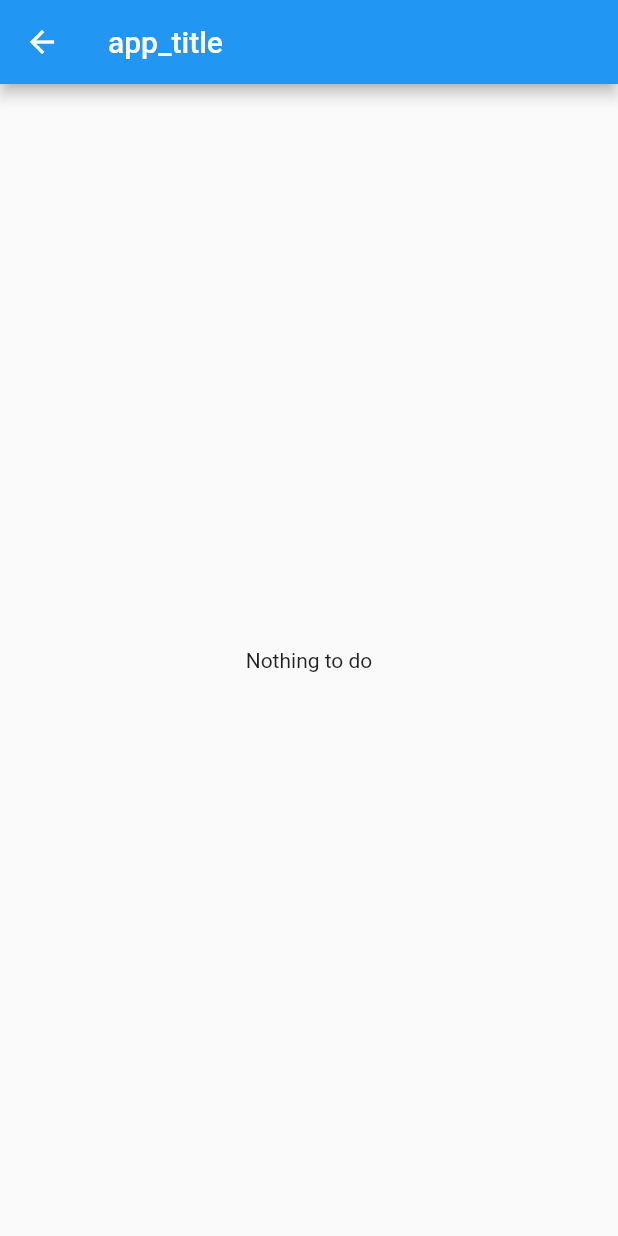
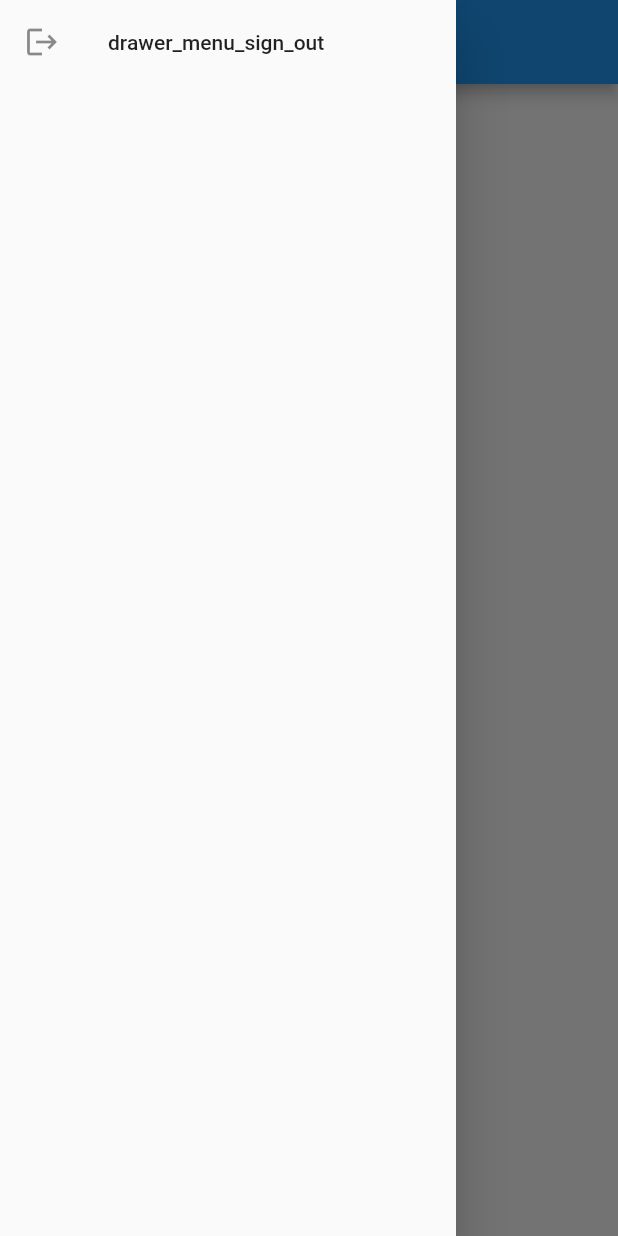
Before and after one commit to breezjw/ybcb_language, a Flutter app: the screen it shows once a user with an empty profile is signed in, with the side drawer open (before the commit the screen has no drawer), on a phone screen of 412 x 824 dp. Run offline on Flutter 3.47's test engine with Material 2 defaults, Android fonts, the light colour scheme and no system bars; our stand-ins replace cloud_firestore, easy_localization, firebase_auth, firebase_core, get, google_sign_in and 1 more; accounts and stored records are empty; network calls fail; statements that could not run were skipped.

Commit message:
[Imp] Sign out

```diff
--- a/assets/translations/ko-KR.json
+++ b/assets/translations/ko-KR.json
@@ -1,5 +1,7 @@
 {
   "app_title": "온돌 단어장",
+
+  "drawer_menu_sign_out": "로그아웃",
 
   "card_title": "제목: {}",
   "card_state_not_read": "읽지 않음",
--- a/lib/controller/auth_controller.dart
+++ b/lib/controller/auth_controller.dart
@@ -83,4 +83,8 @@ class AuthController extends GetxController {
       logger.e(e);
     }
   }
+
+  handleSignOut() {
+    _authService?.signOut();
+  }
 }
--- a/lib/view/content_card_list_view.dart
+++ b/lib/view/content_card_list_view.dart
@@ -2,6 +2,7 @@
 import 'package:easy_localization/src/public_ext.dart';
 import 'package:flutter/material.dart';
 import 'package:get/get.dart';
+import 'package:language/controller/auth_controller.dart';
 import 'package:language/controller/content_card_controller.dart';
 import 'package:logger/logger.dart';
 
@@ -12,6 +13,8 @@ class ContentCardList extends StatelessWidget {
 
   final Logger logger = Logger();
 
+  final AuthController authController = AuthController.to;
+
   @override
   Widget build(BuildContext context) {
     CardController cardController = Get.put<CardController>(CardController());
@@ -19,6 +22,21 @@ class ContentCardList extends StatelessWidget {
     return Scaffold(
       appBar: AppBar(
         title: const Text("app_title").tr(),
+        actions: const <Widget>[
+        ],
+      ),
+      drawer: Drawer(
+        child: ListView(
+          children: [
+            ListTile(
+              leading: const Icon(Icons.logout),
+              title: const Text("drawer_menu_sign_out").tr(),
+              onTap: () {
+                authController.handleSignOut();
+              },
+            )
+          ],
+        ),
       ),
       body: Obx(() {
         if (cardController.isLoadingCards.value) {
```
